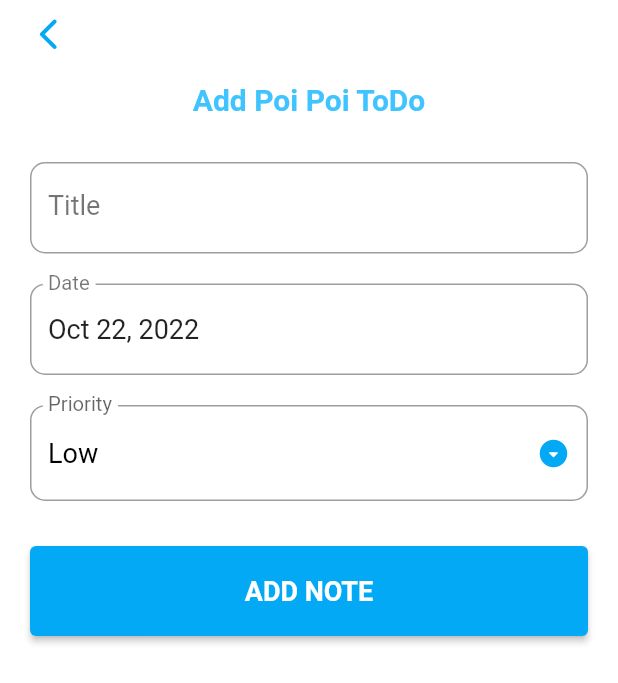
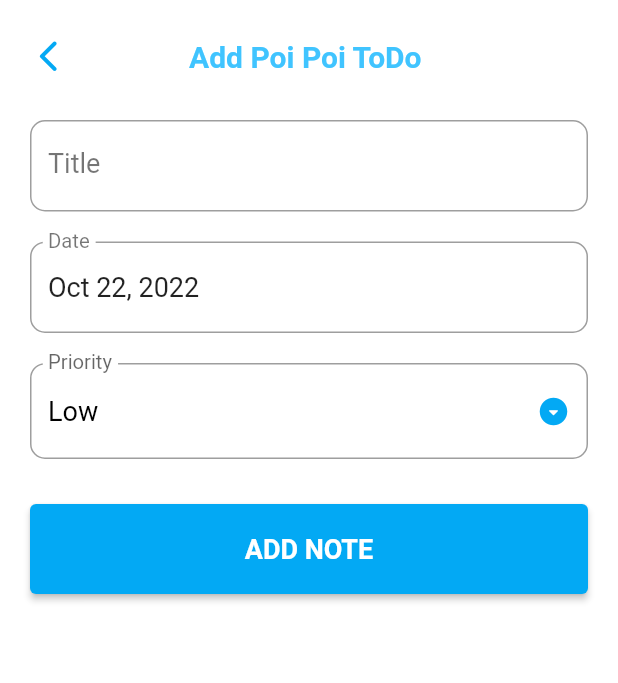
Before and after one commit to CPAD-Gazipur/Poi-Poi-ToDo, a Flutter app: the screen it shows after launch, after a tap on the "add" icon, on a phone screen of 412 x 824 dp. Shown: the top 683 px of the screen. Run offline on Flutter 3.47's test engine with Material 2 defaults, Android fonts, the phone set to English and light mode, and no system bars; our stand-ins replace sqflite; accounts and stored records are empty.

Commit message:
UI changes: delete on home page + added confirm popup on delete
- Move delete from outside to homepage tile
- Confirming before deleting the note by using popup

```diff
--- a/lib/screens/add_note_screen.dart
+++ b/lib/screens/add_note_screen.dart
@@ -72,17 +72,17 @@ class _AddNoteScreenState extends State<AddNoteScreen> {
     }
   }
 
-  _delete() {
-    DatabaseHelper.instance.deleteNote(widget.note!.id!);
-
-    Navigator.pushReplacement(
-        context,
-        MaterialPageRoute(
-          builder: (_) => HomeScreen(),
-        ));
-
-    widget.updateNoteList!();
-  }
+  // _delete() {
+  //   DatabaseHelper.instance.deleteNote(widget.note!.id!);
+  //
+  //   Navigator.pushReplacement(
+  //       context,
+  //       MaterialPageRoute(
+  //         builder: (_) => HomeScreen(),
+  //       ));
+  //
+  //   widget.updateNoteList!();
+  // }
 
   _submit() {
     if (_formKey.currentState!.validate()) {
@@ -127,10 +127,14 @@ class _AddNoteScreenState extends State<AddNoteScreen> {
             child: Container(
               padding: EdgeInsets.symmetric(
                 horizontal: 20.0,
-                vertical: 10.0,
+                vertical: 25.0,
               ),
               child: Column(
                 crossAxisAlignment: CrossAxisAlignment.start,
+                children: [
+                  Row(
+                    mainAxisAlignment: MainAxisAlignment.spaceBetween,
+                    crossAxisAlignment: CrossAxisAlignment.center,
                     children: [
                       GestureDetector(
                         onTap: () {
@@ -142,11 +146,7 @@ class _AddNoteScreenState extends State<AddNoteScreen> {
                           color: Theme.of(context).primaryColor,
                         ),
                       ),
-                  SizedBox(
-                    height: 20,
-                  ),
-                  Center(
-                    child: Text(
+                      Text(
                         titleText,
                         style: TextStyle(
                           color: Colors.lightBlueAccent.shade200,
@@ -154,6 +154,10 @@ class _AddNoteScreenState extends State<AddNoteScreen> {
                           fontWeight: FontWeight.bold,
                         ),
                       ),
+                      SizedBox(
+                        width: 30,
+                      ),
+                    ],
                   ),
                   SizedBox(
                     height: 20.0,
@@ -268,28 +272,28 @@ class _AddNoteScreenState extends State<AddNoteScreen> {
                             ),
                           ),
                         ),
-                        widget.note != null
-                            ? Container(
-                                margin: EdgeInsets.symmetric(vertical: 10.0),
-                                height: 60.0,
-                                width: double.infinity,
-                                decoration: BoxDecoration(
-                                  color: Theme.of(context).primaryColor,
-                                  borderRadius: BorderRadius.circular(40.0),
-                                ),
-                                child: ElevatedButton(
-                                  onPressed: _delete,
-                                  child: Text(
-                                    'delete'.toUpperCase(),
-                                    style: TextStyle(
-                                      fontSize: 18.0,
-                                      color: Colors.white,
-                                      fontWeight: FontWeight.bold,
-                                    ),
-                                  ),
-                                ),
-                              )
-                            : SizedBox.shrink(),
+                        // widget.note != null
+                        //     ? Container(
+                        //         margin: EdgeInsets.symmetric(vertical: 10.0),
+                        //         height: 60.0,
+                        //         width: double.infinity,
+                        //         decoration: BoxDecoration(
+                        //           color: Theme.of(context).primaryColor,
+                        //           borderRadius: BorderRadius.circular(40.0),
+                        //         ),
+                        //         child: ElevatedButton(
+                        //           onPressed: _delete,
+                        //           child: Text(
+                        //             'delete'.toUpperCase(),
+                        //             style: TextStyle(
+                        //               fontSize: 18.0,
+                        //               color: Colors.white,
+                        //               fontWeight: FontWeight.bold,
+                        //             ),
+                        //           ),
+                        //         ),
+                        //       )
+                        //     : SizedBox.shrink(),
                       ],
                     ),
                   )
```
Also changed, not shown: lib/screens/home_screen.dart (+97 -5 lines), pubspec.lock. Lines whose indentation alone changed are shown as unchanged.
